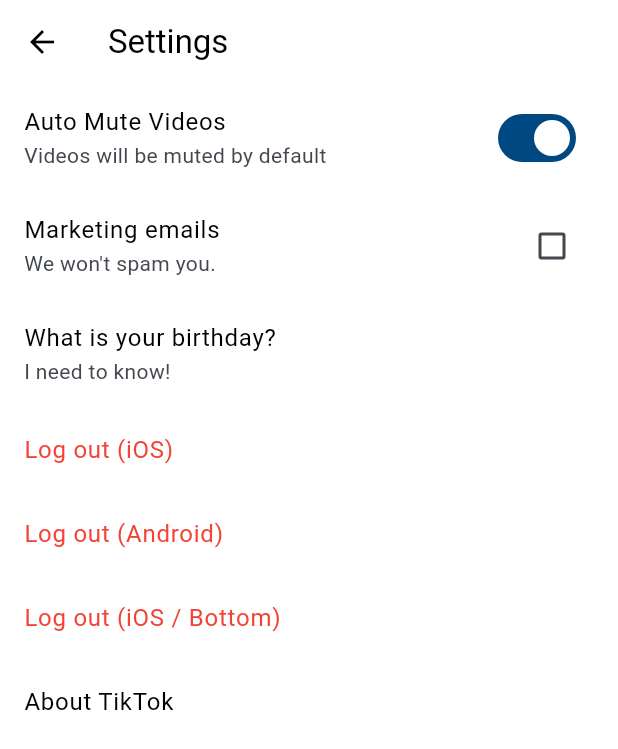
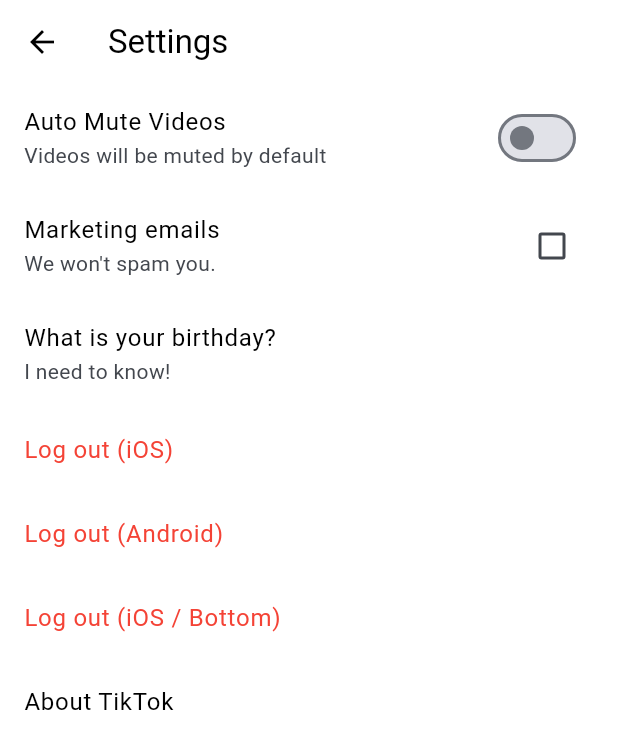
Before and after one commit to sebin4548/TikTok_, a Flutter app: the SettingsScreen screen opened directly, after a tap on "Auto Mute Videos", on a phone screen of 412 x 824 dp. Shown: the top 749 px of the screen. Run offline on Flutter 3.47's test engine with Material 2 defaults, Android fonts, the phone set to English and light mode, and no system bars; our stand-ins replace camera, flex_color_scheme, font_awesome_flutter, gallery_saver, go_router, image_picker and 3 more; missing offline and left inert: volume_controller; network calls fail.

```diff
--- a/lib/common/widgets/video_configuration/video_config.dart
+++ b/lib/common/widgets/video_configuration/video_config.dart
@@ -1,52 +1,13 @@
-import 'package:flutter/material.dart';
+import 'package:flutter/foundation.dart';
 
-class VideoConfigData extends InheritedWidget {
-  final bool autoMute;
-  final void Function() toggleMuted;
-
-  VideoConfigData(
-      {required this.toggleMuted,
-      required this.autoMute,
-      super.key,
-      required super.child});
-
-  static VideoConfigData of(BuildContext context) {
-    return context.dependOnInheritedWidgetOfExactType<VideoConfigData>()!;
-  }
-
-  @override
-  bool updateShouldNotify(covariant InheritedWidget oldWidget) {
-    // TODO: implement updateShouldNotify
-    return true;
+// ChangeNotifier
+//api에서 뭘 많이 받거나 데이터가 많을 때 유용
+class VideoConfig extends ChangeNotifier {
+  bool autoMute = true;
+  void toggleAutoMute() {
+    autoMute = !autoMute;
+    notifyListeners();
   }
 }
 
-class VideoConfig extends StatefulWidget {
-  final Widget child;
-  const VideoConfig({
-    super.key,
-    required this.child,
-  });
-
-  @override
-  State<VideoConfig> createState() => _VideoConfigState();
-}
-
-class _VideoConfigState extends State<VideoConfig> {
-  bool autoMute = false;
-
-  void toggleMuted() {
-    setState(() {
-      autoMute = !autoMute;
-    });
-  }
-
-  @override
-  Widget build(BuildContext context) {
-    return VideoConfigData(
-      toggleMuted: toggleMuted,
-      autoMute: autoMute,
-      child: widget.child,
-    );
-  }
-}
+final videoConfig = VideoConfig();
--- a/lib/features/settings/settings_screen.dart
+++ b/lib/features/settings/settings_screen.dart
@@ -1,102 +1,3 @@
-// import 'package:flutter/material.dart';
-
-// class SettingScreen extends StatelessWidget {
-//   final String name;
-//   const SettingScreen({
-//     super.key,
-//     required this.name,
-//   });
-
-//   @override
-//   Widget build(BuildContext context) {
-//     // _UserProfileScreenState ssss =
-//     //     context.findAncestorStateOfType<_UserProfileScreenState>();
-//     return Localizations.override(
-//       //세팅화면에서 언어를 설정하기 위한 과정
-//       context: context,
-//       locale: const Locale("ko"), //한국어로 강제설정
-//       child: Scaffold(
-//         appBar: AppBar(
-//           title: const Text("Settings"),
-//         ),
-//         body: ListView(
-//           children: [
-//             // LicensePage(),
-//             // IconButton(onPressed: , icon: icon)
-//             const AboutListTile(),
-//             // TextButton(onPressed: onPressed, child: child)
-//             ListTile(
-//               onTap: () async {
-//                 final date = await showDatePicker(
-//                   context: context,
-//                   initialDate: DateTime.now(),
-//                   firstDate: DateTime(1980),
-//                   // lastDate: DateTime(2030),
-//                   lastDate: DateTime(2030),
-//                 );
-//                 print(date);
-//                 final time = await showTimePicker(
-//                     context: context, initialTime: TimeOfDay.now());
-//                 print(time);
-
-//                 // widget.name = time.toString();
-
-//                 // final booking = await showDateRangePicker(
-//                 //   context: context,
-//                 //   firstDate: DateTime(1980),
-//                 //   lastDate: DateTime(2030),
-//                 //   builder: (context, child) {
-//                 //     return Theme(
-//                 //       data: ThemeData(
-//                 //         appBarTheme: const AppBarTheme(
-//                 //           foregroundColor: Colors.white,
-//                 //           backgroundColor: Colors.black,
-//                 //         ),
-//                 //       ),
-//                 //       child: child!,
-//                 //     );
-//                 //   },
-//                 // );
-//                 // final booking = await showDateRangePicker(
-//                 //   context: context,
-//                 //   firstDate: DateTime(1980),
-//                 //   lastDate: DateTime(2030),
-//                 //   builder: (context, child) {
-//                 //     return Theme(
-//                 //       data: ThemeData(
-//                 //           appBarTheme: const AppBarTheme(
-//                 //               foregroundColor: Colors.white,
-//                 //               backgroundColor: Colors.black)),
-//                 //       child: child!,
-//                 //     );
-//                 //   },
-//                 // );
-//                 // print(booking);
-//               },
-//               title: const Text("What is your birthday?"),
-//             ),
-//           ],
-//         ),
-//         // ListWheelScrollView(
-//         //   useMagnifier: true,
-//         //   magnification: 1.5,
-//         //   itemExtent: 200, //크기를 뜻함
-//         //   children: [
-//         //     for (var x in [1, 2, 3, 2, 1, 1, 1, 1, 1])
-//         //       FractionallySizedBox(
-//         //         widthFactor: 1,
-//         //         child: Container(
-//         //           alignment: Alignment.center,
-//         //           color: Colors.amber,
-//         //           child: Text("Pick me $x"),
-//         //         ),
-//         //       ),
-//         //   ],
-//         // ),
-//       ),
-//     );
-//   }
-// }
 import 'package:flutter/cupertino.dart';
 import 'package:flutter/foundation.dart';
 import 'package:flutter/material.dart';
@@ -133,14 +34,18 @@ class _SettingsScreenState extends State<SettingsScreen> {
       ),
       body: ListView(
         children: [
-          SwitchListTile.adaptive(
-            value: VideoConfigData.of(context).autoMute,
-            onChanged: (value) {
-              VideoConfigData.of(context).toggleMuted();
-            },
-            title: Text("Auto Mute Videos"),
-            // title: Text(S.of(context).enableNotifications),
-            subtitle: const Text("Videos will be muted by default"),
+          AnimatedBuilder(
+            //animatedbuilder이 딱 필요한 위젯부분만 rebuild
+            animation: videoConfig,
+            builder: (context, child) => SwitchListTile.adaptive(
+              value: videoConfig.autoMute,
+              onChanged: (value) {
+                videoConfig.toggleAutoMute();
+              },
+              title: Text("Auto Mute Videos"),
+              // title: Text(S.of(context).enableNotifications),
+              subtitle: const Text("Videos will be muted by default"),
+            ),
           ),
           CheckboxListTile(
             activeColor: Colors.black,
@@ -272,3 +177,102 @@ class _SettingsScreenState extends State<SettingsScreen> {
     );
   }
 }
+// import 'package:flutter/material.dart';
+
+// class SettingScreen extends StatelessWidget {
+//   final String name;
+//   const SettingScreen({
+//     super.key,
+//     required this.name,
+//   });
+
+//   @override
+//   Widget build(BuildContext context) {
+//     // _UserProfileScreenState ssss =
+//     //     context.findAncestorStateOfType<_UserProfileScreenState>();
+//     return Localizations.override(
+//       //세팅화면에서 언어를 설정하기 위한 과정
+//       context: context,
+//       locale: const Locale("ko"), //한국어로 강제설정
+//       child: Scaffold(
+//         appBar: AppBar(
+//           title: const Text("Settings"),
+//         ),
+//         body: ListView(
+//           children: [
+//             // LicensePage(),
+//             // IconButton(onPressed: , icon: icon)
+//             const AboutListTile(),
+//             // TextButton(onPressed: onPressed, child: child)
+//             ListTile(
+//               onTap: () async {
+//                 final date = await showDatePicker(
+//                   context: context,
+//                   initialDate: DateTime.now(),
+//                   firstDate: DateTime(1980),
+//                   // lastDate: DateTime(2030),
+//                   lastDate: DateTime(2030),
+//                 );
+//                 print(date);
+//                 final time = await showTimePicker(
+//                     context: context, initialTime: TimeOfDay.now());
+//                 print(time);
+
+//                 // widget.name = time.toString();
+
+//                 // final booking = await showDateRangePicker(
+//                 //   context: context,
+//                 //   firstDate: DateTime(1980),
+//                 //   lastDate: DateTime(2030),
+//                 //   builder: (context, child) {
+//                 //     return Theme(
+//                 //       data: ThemeData(
+//                 //         appBarTheme: const AppBarTheme(
+//                 //           foregroundColor: Colors.white,
+//                 //           backgroundColor: Colors.black,
+//                 //         ),
+//                 //       ),
+//                 //       child: child!,
+//                 //     );
+//                 //   },
+//                 // );
+//                 // final booking = await showDateRangePicker(
+//                 //   context: context,
+//                 //   firstDate: DateTime(1980),
+//                 //   lastDate: DateTime(2030),
+//                 //   builder: (context, child) {
+//                 //     return Theme(
+//                 //       data: ThemeData(
+//                 //           appBarTheme: const AppBarTheme(
+//                 //               foregroundColor: Colors.white,
+//                 //               backgroundColor: Colors.black)),
+//                 //       child: child!,
+//                 //     );
+//                 //   },
+//                 // );
+//                 // print(booking);
+//               },
+//               title: const Text("What is your birthday?"),
+//             ),
+//           ],
+//         ),
+//         // ListWheelScrollView(
+//         //   useMagnifier: true,
+//         //   magnification: 1.5,
+//         //   itemExtent: 200, //크기를 뜻함
+//         //   children: [
+//         //     for (var x in [1, 2, 3, 2, 1, 1, 1, 1, 1])
+//         //       FractionallySizedBox(
+//         //         widthFactor: 1,
+//         //         child: Container(
+//         //           alignment: Alignment.center,
+//         //           color: Colors.amber,
+//         //           child: Text("Pick me $x"),
+//         //         ),
+//         //       ),
+//         //   ],
+//         // ),
+//       ),
+//     );
+//   }
+// }
--- a/lib/features/videos/widgets/video_post.dart
+++ b/lib/features/videos/widgets/video_post.dart
@@ -38,7 +38,7 @@ class _VideoPostState extends State<VideoPost>
   double _getVolume = 0;
   double _setVolumeValue = 0;
   bool isMute = true;
-
+  bool _autoMute = videoConfig.autoMute;
   // set isMuteChange(bool mute) => setState(() => isMute = mute);
 
   void _onVideoChange() {
@@ -92,6 +92,12 @@ class _VideoPostState extends State<VideoPost>
 
     VolumeController().getVolume().then((volume) => _setVolumeValue = volume);
 
+    videoConfig.addListener(() {
+      setState(() {
+        _autoMute = videoConfig.autoMute;
+      });
+    });
+
     // print(isMute);
   }
 
@@ -115,6 +121,7 @@ class _VideoPostState extends State<VideoPost>
   }
 
   bool _isPaused = false;
+
   void _onTogglePause() {
     if (_videoPlayerController.value.isPlaying) {
       _videoPlayerController.pause();
@@ -164,7 +171,6 @@ class _VideoPostState extends State<VideoPost>
 
   @override
   Widget build(BuildContext context) {
-    VideoConfigData.of(context).autoMute;
     return VisibilityDetector(
       key: Key("${widget.index}"),
       onVisibilityChanged: _onVisibilityChanged,
@@ -211,9 +217,9 @@ class _VideoPostState extends State<VideoPost>
             left: 20,
             top: 40,
             child: IconButton(
-              onPressed: VideoConfigData.of(context).toggleMuted,
+              onPressed: () => videoConfig.toggleAutoMute(),
               icon: FaIcon(
-                VideoConfigData.of(context).autoMute
+                _autoMute
                     ? FontAwesomeIcons.volumeOff
                     : FontAwesomeIcons.volumeHigh,
                 color: Colors.white,
--- a/lib/main.dart
+++ b/lib/main.dart
@@ -2,7 +2,6 @@ import 'package:flex_color_scheme/flex_color_scheme.dart';
 import 'package:flutter/material.dart';
 import 'package:flutter/services.dart';
 import 'package:flutter_localizations/flutter_localizations.dart';
-import 'package:tiktok_clone/common/widgets/video_configuration/video_config.dart';
 import 'package:tiktok_clone/generated/l10n.dart';
 import 'package:tiktok_clone/router.dart';
 
@@ -22,8 +21,7 @@ class TikTikApp extends StatelessWidget {
   @override
   Widget build(BuildContext context) {
     S.load(Locale("en"));
-    return VideoConfig(
-      child: MaterialApp.router(
+    return MaterialApp.router(
       routerConfig: router,
       debugShowCheckedModeBanner: false,
       title: "TikTok",
@@ -203,7 +201,6 @@ class TikTikApp extends StatelessWidget {
 
       //navigation을 하는 첫번째 방식
       // home: const SignUpScreen(),
-      ),
     );
   }
 }
```
Also changed, not shown: 1 other file. Lines whose indentation alone changed are shown as unchanged.
